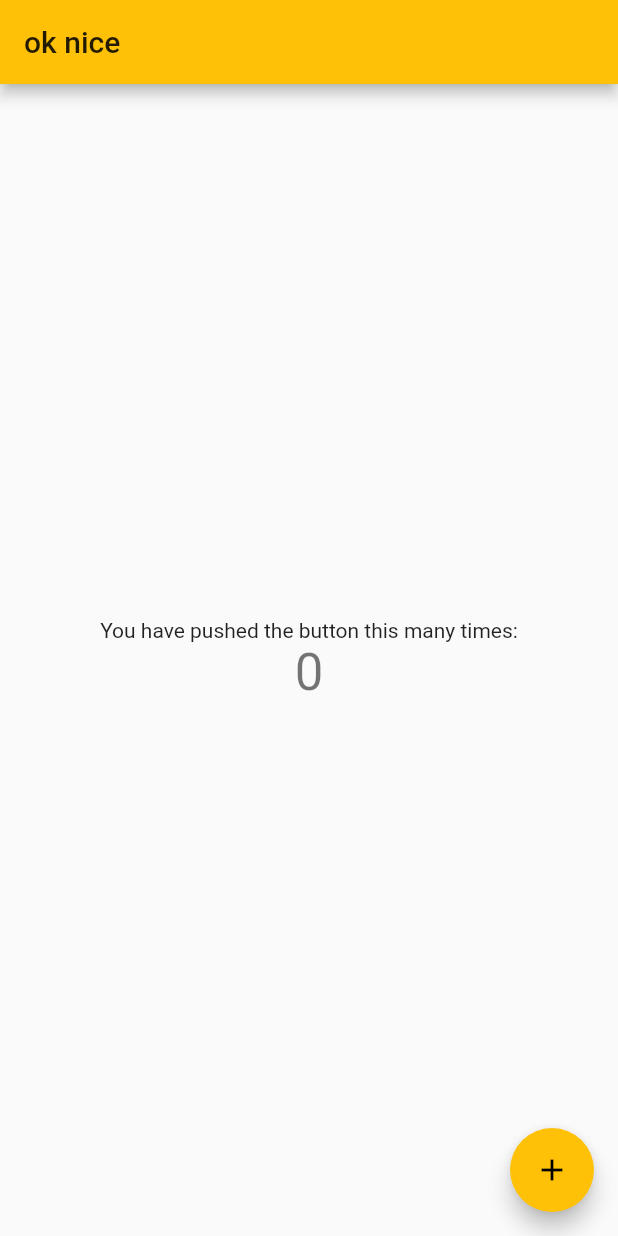
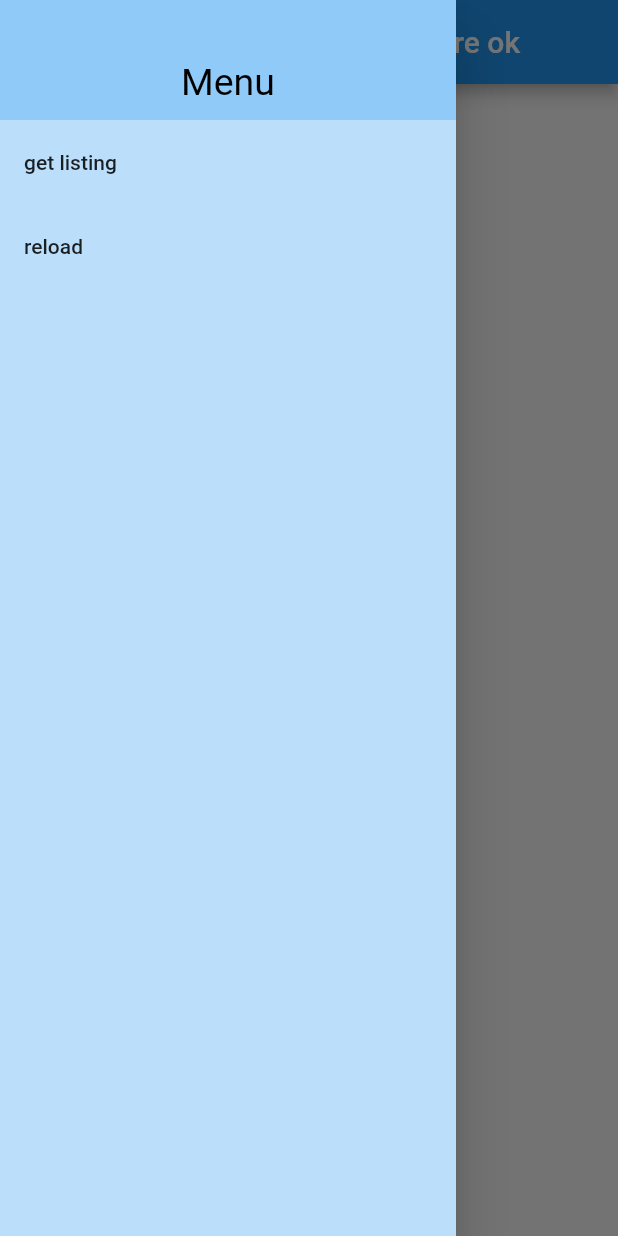
Before and after one commit to TrChik/parkingapp, a Flutter app: the screen it shows after launch, with the side drawer open (before the commit the screen has no drawer), on a phone screen of 412 x 824 dp. Run offline on Flutter 3.47's test engine with Material 2 defaults, Android fonts, the phone set to English and light mode, and no system bars.

Commit message:
added side menu

```diff
--- a/lib/main.dart
+++ b/lib/main.dart
@@ -1,4 +1,6 @@
 import 'package:flutter/material.dart';
+
+import 'package:parkingapp/widgets/sidemenu.dart';
 
 void main() {
   runApp(MyApp());
@@ -10,57 +12,26 @@ class MyApp extends StatelessWidget {
     return MaterialApp(
       title: 'Hello?',
       theme: ThemeData(
-        primarySwatch: Colors.amber,
+        primarySwatch: Colors.blue,
         visualDensity: VisualDensity.adaptivePlatformDensity,
       ),
-      home: MyHomePage(title: 'ok nice'),
+      home: MyHomePage(),
     );
   }
 }
 
-class MyHomePage extends StatefulWidget {
-  MyHomePage({Key key, this.title}) : super(key: key);
 
-  final String title;
-
-  @override
-  _MyHomePageState createState() => _MyHomePageState();
-}
-
-class _MyHomePageState extends State<MyHomePage> {
-  int _counter = 0;
-
-  void _incrementCounter() {
-    setState(() {
-      if(_counter == 0) _counter = 1;
-      else  _counter = 0;
-    });
-  }
+class MyHomePage extends StatelessWidget {
 
   @override
   Widget build(BuildContext context) {
     return Scaffold(
+      drawer: NavDrawer(),
       appBar: AppBar(
-        title: Text(widget.title),
+        title: Text('trying get stuff to work here ok'),
       ),
       body: Center(
-        child: Column(
-          mainAxisAlignment: MainAxisAlignment.center,
-          children: <Widget>[
-            Text(
-              'You have pushed the button this many times:',
-            ),
-            Text(
-              '$_counter',
-              style: Theme.of(context).textTheme.headline4,
-            ),
-          ],
-        ),
-      ),
-      floatingActionButton: FloatingActionButton(
-        onPressed: _incrementCounter,
-        tooltip: 'Increment',
-        child: Icon(Icons.add),
+
       ),
     );
   }
--- /dev/null
+++ b/lib/widgets/sidemenu.dart
@@ -0,0 +1,35 @@
+import 'package:flutter/material.dart';
+
+class NavDrawer extends StatelessWidget {
+  @override
+  Widget build(BuildContext context) {
+    return Drawer(
+      child: Container(
+        color: Colors.blue[100],
+        child: ListView(
+          padding: EdgeInsets.zero,
+          children: <Widget>[
+            Container(
+              color: Colors.blue[200],
+              height: 80,
+              padding: EdgeInsets.only(top: 40),
+              child: Text(
+                'Menu',
+                style: TextStyle(color: Colors.black, fontSize: 25),
+                textAlign: TextAlign.center,
+              ),
+            ),
+            ListTile(
+              title: Text('get listing'),
+              onTap: () => {},
+            ),
+            ListTile(
+              title: Text('reload'),
+              onTap: () => {Navigator.of(context).pop()},
+            )
+          ],
+        )
+      )
+    );
+  }
+}
```
Also changed, not shown: flutter_01.png (deleted).
